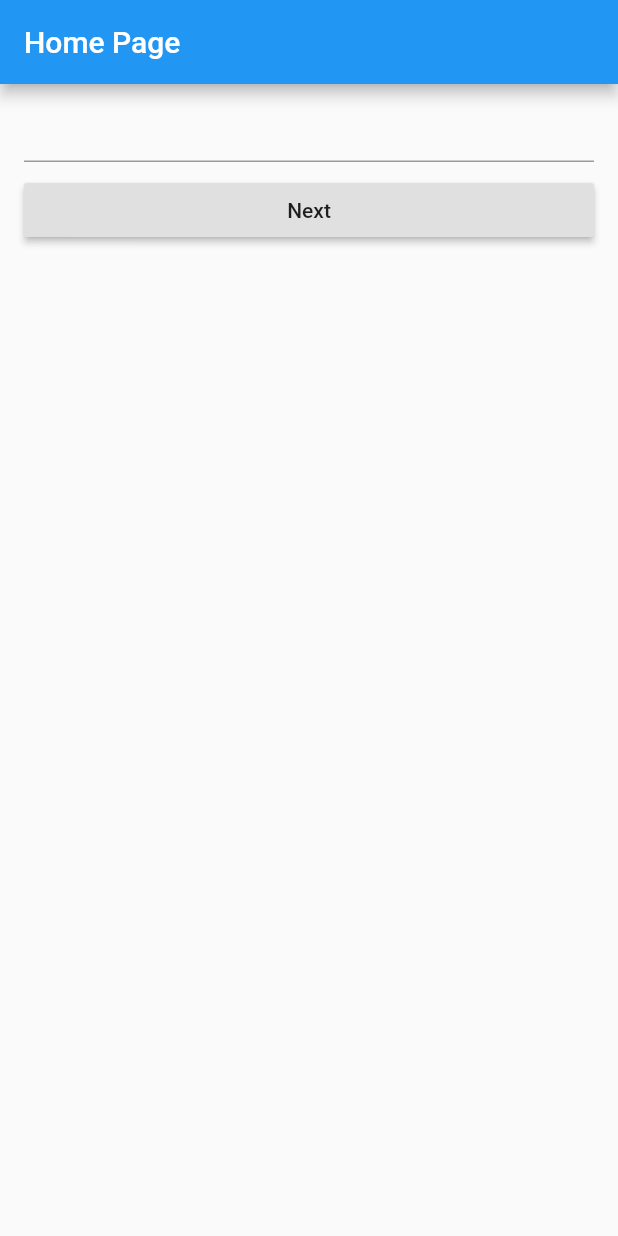
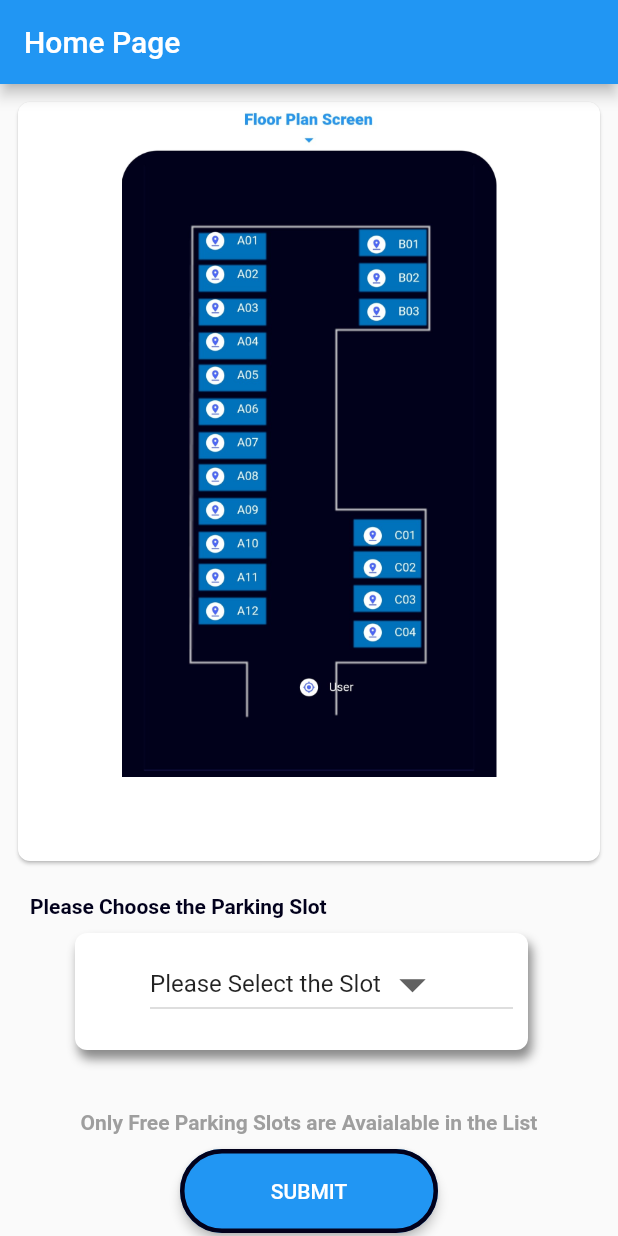
Before and after one commit to sachiantany/Pay-As-You-Park, a Flutter app: the screen it shows after launch, on a phone screen of 412 x 824 dp. Run offline on Flutter 3.47's test engine with Material 2 defaults, Android fonts, the phone set to English and light mode, and no system bars; our stand-ins replace dio, fluttertoast.

Commit message:
Value Passing to States Added

```diff
--- /dev/null
+++ b/lib/core/models/getLocationModel.dart
@@ -0,0 +1,44 @@
+// To parse this JSON data, do
+//
+//     final getLocationModel = getLocationModelFromJson(jsonString);
+
+import 'dart:convert';
+
+GetLocationModel getLocationModelFromJson(String str) =>
+    GetLocationModel.fromJson(json.decode(str));
+
+String getLocationModelToJson(GetLocationModel data) =>
+    json.encode(data.toJson());
+
+class GetLocationModel {
+  GetLocationModel({
+    this.id,
+    this.user,
+    this.distanceX,
+    this.distanceY,
+    this.v,
+  });
+
+  String id;
+  String user;
+  String distanceX;
+  String distanceY;
+  int v;
+
+  factory GetLocationModel.fromJson(Map<String, dynamic> json) =>
+      GetLocationModel(
+        id: json["_id"],
+        user: json["user"],
+        distanceX: json["distanceX"],
+        distanceY: json["distanceY"],
+        v: json["__v"],
+      );
+
+  Map<String, dynamic> toJson() => {
+        "_id": id,
+        "user": user,
+        "distanceX": distanceX,
+        "distanceY": distanceY,
+        "__v": v,
+      };
+}
--- /dev/null
+++ b/lib/core/models/getSlotsModel.dart
@@ -0,0 +1,58 @@
+// To parse this JSON data, do
+//
+//     final getSlotsModel = getSlotsModelFromJson(jsonString);
+
+import 'dart:convert';
+
+GetSlotsModel getSlotsModelFromJson(String str) =>
+    GetSlotsModel.fromJson(json.decode(str));
+
+String getSlotsModelToJson(GetSlotsModel data) => json.encode(data.toJson());
+
+class GetSlotsModel {
+  GetSlotsModel({
+    this.pid,
+    this.name,
+    this.occupancy,
+    this.slots,
+  });
+
+  String pid;
+  String name;
+  String occupancy;
+  Slots slots;
+
+  factory GetSlotsModel.fromJson(Map<String, dynamic> json) => GetSlotsModel(
+        pid: json["PID"],
+        name: json["Name"],
+        occupancy: json["Occupancy"],
+        slots: Slots.fromJson(json["Slots"]),
+      );
+
+  Map<String, dynamic> toJson() => {
+        "PID": pid,
+        "Name": name,
+        "Occupancy": occupancy,
+        "Slots": slots.toJson(),
+      };
+}
+
+class Slots {
+  Slots({
+    this.sid,
+    this.availability,
+  });
+
+  String sid;
+  bool availability;
+
+  factory Slots.fromJson(Map<String, dynamic> json) => Slots(
+        sid: json["sid"],
+        availability: json["availability"],
+      );
+
+  Map<String, dynamic> toJson() => {
+        "sid": sid,
+        "availability": availability,
+      };
+}
--- a/lib/main.dart
+++ b/lib/main.dart
@@ -1,7 +1,9 @@
+import 'package:custom_zoomable_floorplan/core/models/getLocationModel.dart';
 import 'package:custom_zoomable_floorplan/core/viewmodels/floorplan_model.dart';
 import 'package:custom_zoomable_floorplan/service/getLocation_service.dart';
 import 'package:flutter/material.dart';
 import 'package:provider/provider.dart';
+import 'package:fluttertoast/fluttertoast.dart';
 import 'view/screens/floorplan_screen.dart';
 
 void main() => runApp(new MyApp());
@@ -26,6 +28,32 @@ class MyHomePage extends StatefulWidget {
 
 class _MyHomePageState extends State<MyHomePage> {
   var _textController = new TextEditingController();
+  String _value = null;
+
+  onClickSendVariables() {
+    String valStr = _value;
+    if (_value != null) {
+      var route = new MaterialPageRoute(
+        builder: (BuildContext context) =>
+            new NextPage(value: _value.toString()),
+      );
+      Navigator.of(context).push(route);
+    } else {
+      // Fluttertoast.showToast(
+      //     msg: "This is Center Short Toast",
+      //     toastLength: Toast.LENGTH_SHORT,
+      //     gravity: ToastGravity.CENTER,
+      //     timeInSecForIosWeb: 1,
+      //     backgroundColor: Colors.red,
+      //     textColor: Colors.white,
+      //     fontSize: 16.0);
+    }
+
+    // Navigator.push(
+    //     context,
+    //     new MaterialPageRoute(
+    //         builder: (BuildContext context) => new FloorPlanScreen()));
+  }
 
   @override
   Widget build(BuildContext context) {
@@ -35,23 +63,101 @@ class _MyHomePageState extends State<MyHomePage> {
       ),
       body: new ListView(
         children: <Widget>[
-          new ListTile(
-            title: new TextField(
-              controller: _textController,
+          new Container(
+            margin: EdgeInsets.all(8.0),
+            child: Card(
+              shape: RoundedRectangleBorder(
+                  borderRadius: BorderRadius.all(Radius.circular(8.0))),
+              child: InkWell(
+                child: Column(
+                  children: <Widget>[
+                    ClipRRect(
+                      borderRadius: BorderRadius.only(
+                        topLeft: Radius.circular(8.0),
+                        topRight: Radius.circular(8.0),
+                      ),
+                      child: Image.asset('assets/images/floorPlanInitial.jpg',
+                          width: 250, height: 450, fit: BoxFit.fill),
+                    ),
+                    ListTile(title: Text('')),
+                  ],
+                ),
+              ),
             ),
           ),
-          new ListTile(
-            title: new RaisedButton(
-              child: new Text("Next"),
-              onPressed: () {
-                var route = new MaterialPageRoute(
-                  builder: (BuildContext context) =>
-                      new NextPage(value: _textController.text),
-                );
-                Navigator.of(context).push(route);
-              },
+          new Padding(
+              padding: const EdgeInsets.fromLTRB(20, 10, 0, 0),
+              child: Text(
+                'Please Choose the Parking Slot',
+                style: TextStyle(
+                    color: Color(0xff02011c), fontWeight: FontWeight.bold),
+                textAlign: TextAlign.left,
+              )),
+          new Container(
+            margin: EdgeInsets.fromLTRB(50, 10, 60, 20),
+            padding: const EdgeInsets.fromLTRB(50, 10, 10, 20),
+            decoration: BoxDecoration(
+              boxShadow: [
+                BoxShadow(
+                  color: Colors.black45,
+                  offset: Offset(2.5, 5.5),
+                  blurRadius: 5.0,
+                )
+              ],
+              borderRadius: BorderRadius.circular(8),
+              color: Colors.white,
+            ),
+            child: DropdownButton(
+                value: _value,
+                icon: Icon(Icons.arrow_drop_down),
+                iconSize: 42,
+                items: [
+                  DropdownMenuItem(
+                    child: Text("Please Select the Slot"),
+                    value: null,
+                  ),
+                  DropdownMenuItem(
+                    child: Text("A01"),
+                    value: "A01",
+                  ),
+                  DropdownMenuItem(
+                    child: Text("A04"),
+                    value: "A04",
+                  )
+                ],
+                onChanged: (String value) {
+                  setState(() {
+                    _value = value;
+                  });
+                }),
+          ),
+          new Container(
+            padding: const EdgeInsets.fromLTRB(0, 20, 0, 0),
+            child: Text(
+              'Only Free Parking Slots are Avaialable in the List',
+              style: TextStyle(color: Colors.grey, fontWeight: FontWeight.bold),
+              textAlign: TextAlign.center,
             ),
           ),
+          new Container(
+              margin:
+                  const EdgeInsets.only(top: 10.0, left: 120.0, right: 120.0),
+              child: SizedBox(
+                child: ElevatedButton(
+                    child: Text("Submit".toUpperCase(),
+                        style: TextStyle(fontSize: 14)),
+                    style: ElevatedButton.styleFrom(
+                        primary: Colors.blue, //background color of button
+                        side: BorderSide(width: 3, color: Color(0xff02011c)),
+                        elevation: 3,
+                        shape: RoundedRectangleBorder(
+                            //to set border radius to button
+                            borderRadius: BorderRadius.circular(30)),
+                        padding: EdgeInsets.all(20)),
+                    onPressed: () {
+                      onClickSendVariables();
+                    }),
+              ))
         ],
       ),
     );
@@ -64,12 +170,17 @@ class NextPage extends StatefulWidget {
   NextPage({Key key, this.value}) : super(key: key);
 
   @override
-  _NextPageState createState() => new _NextPageState();
+  _NextPageState createState() => new _NextPageState(value);
 }
 
 class _NextPageState extends State<NextPage> {
+  _NextPageState(this.value);
+  String value;
   @override
   Widget build(BuildContext context) {
+    Future<GetLocationModel> _locationsModel;
+    _locationsModel = Service().getIndoorLocationDetails();
+    print(_locationsModel);
     return MultiProvider(
       providers: [
         ChangeNotifierProvider<FloorPlanModel>(
@@ -77,37 +188,8 @@ class _NextPageState extends State<NextPage> {
       ],
       child: MaterialApp(
         debugShowCheckedModeBanner: false,
-        home: FloorPlanScreen(),
+        home: FloorPlanScreen(value),
       ),
     );
   }
 }
-
-// class _NextPageState extends State<NextPage> {
-//   @override
-//   Widget build(BuildContext context) {
-//     return new Scaffold(
-//       appBar: new AppBar(
-//         title: new Text("Next Page"),
-//       ),
-//       body: new Text("${widget.value}"),
-//     );
-//   }
-// }
-
-// class nextPage extends StatelessWidget {
-//   @override
-//   Widget build(BuildContext context) {
-//     //print(Service().getIndoorLocation());
-    // return MultiProvider(
-    //   providers: [
-    //     ChangeNotifierProvider<FloorPlanModel>(
-    //         create: (context) => FloorPlanModel()),
-    //   ],
-    //   child: MaterialApp(
-    //     debugShowCheckedModeBanner: false,
-    //     home: FloorPlanScreen(),
-    //   ),
-    // );
-//   }
-// }
--- a/lib/service/getLocation_service.dart
+++ b/lib/service/getLocation_service.dart
@@ -1,6 +1,7 @@
 import 'dart:convert';
-import 'dart:ffi';
 
+import 'package:custom_zoomable_floorplan/core/models/getLocationModel.dart';
+import 'package:http/http.dart' as http;
 import 'package:dio/dio.dart';
 
 class Service {
@@ -24,4 +25,23 @@ class Service {
     }
     return null;
   }
+
+  Future<GetLocationModel> getIndoorLocationDetails() async {
+    String url = 'https://pay-as-you-park-mobile-server.herokuapp.com/indoor';
+    Response response;
+    var locationModel = null;
+
+    try {
+      response = await dio.get(url);
+
+      if (response.statusCode == 200) {
+        var jsonString = response.data;
+        var jsonMap = jsonDecode(jsonString);
+        locationModel = GetLocationModel.fromJson(jsonMap);
+      }
+    } catch (Exception) {
+      return locationModel;
+    }
+    return locationModel;
+  }
 }
--- a/lib/view/screens/floorplan_screen.dart
+++ b/lib/view/screens/floorplan_screen.dart
@@ -10,10 +10,14 @@ import 'package:flutter/material.dart';
 import 'package:provider/provider.dart';
 
 class FloorPlanScreen extends StatelessWidget {
+  const FloorPlanScreen(this.value);
+  final String value;
+
   @override
   Widget build(BuildContext context) {
     final model = Provider.of<FloorPlanModel>(context);
-    var slot = "A01";
+    String slot = value;
+    //var slot = "A00";
     if (slot == "A00") {
       return Scaffold(
         backgroundColor: Colors.white,
--- a/lib/view/shared/global.dart
+++ b/lib/view/shared/global.dart
@@ -10,84 +10,84 @@ abstract class Global {
     {
       'location': 'Kitchen',
       'name': 'A01',
-      'status': true,
+      'status': false,
       'position': [-0.125, -0.310],
       'tile': 1,
     },
     {
       'location': 'Kitchen',
       'name': 'A02',
-      'status': false,
+      'status': true,
       'position': [-0.125, -0.264],
       'tile': 1,
     },
     {
       'location': 'Kitchen',
       'name': 'A03',
-      'status': false,
+      'status': true,
       'position': [-0.125, -0.218],
       'tile': 1,
     },
     {
       'location': 'Kitchen',
       'name': 'A04',
-      'status': true,
+      'status': false,
       'position': [-0.125, -0.172],
       'tile': 1,
     },
     {
       'location': 'Kitchen',
       'name': 'A05',
-      'status': false,
+      'status': true,
       'position': [-0.125, -0.126],
       'tile': 1,
     },
     {
       'location': 'Kitchen',
       'name': 'A06',
-      'status': false,
+      'status': true,
       'position': [-0.125, -0.080],
       'tile': 1,
     },
     {
       'location': 'Kitchen',
       'name': 'A07',
-      'status': false,
+      'status': true,
       'position': [-0.125, -0.034],
       'tile': 1,
     },
     {
       'location': 'Kitchen',
       'name': 'A08',
-      'status': false,
+      'status': true,
       'position': [-0.125, 0.012],
       'tile': 1,
     },
     {
       'location': 'Kitchen',
       'name': 'A09',
-      'status': false,
+      'status': true,
       'position': [-0.125, 0.058],
       'tile': 1,
     },
     {
       'location': 'Kitchen',
       'name': 'A10',
-      'status': false,
+      'status': true,
       'position': [-0.125, 0.104],
       'tile': 1,
     },
     {
       'location': 'Kitchen',
       'name': 'A11',
-      'status': false,
+      'status': true,
       'position': [-0.125, 0.150],
       'tile': 1,
     },
     {
       'location': 'Kitchen',
       'name': 'A12',
-      'status': false,
+      'status': true,
       'position': [-0.125, 0.196],
       'tile': 1,
     },
@@ -96,21 +96,21 @@ abstract class Global {
     {
       'location': 'Kitchen',
       'name': 'B01',
-      'status': false,
+      'status': true,
       'position': [0.09, -0.305],
       'tile': 1,
     },
     {
       'location': 'Kitchen',
       'name': 'B02',
-      'status': false,
+      'status': true,
       'position': [0.09, -0.259],
       'tile': 1,
     },
     {
       'location': 'Kitchen',
       'name': 'B03',
-      'status': false,
+      'status': true,
       'position': [0.09, -0.213],
       'tile': 1,
     },
@@ -119,28 +119,28 @@ abstract class Global {
     {
       'location': 'Kitchen',
       'name': 'C01',
-      'status': false,
+      'status': true,
       'position': [0.085, 0.093],
       'tile': 1,
     },
     {
       'location': 'Kitchen',
       'name': 'C02',
-      'status': false,
+      'status': true,
       'position': [0.085, 0.137],
       'tile': 1,
     },
     {
       'location': 'Kitchen',
       'name': 'C03',
-      'status': false,
+      'status': true,
       'position': [0.085, 0.181],
       'tile': 1,
     },
     {
       'location': 'Kitchen',
       'name': 'C04',
-      'status': false,
+      'status': true,
       'position': [0.085, 0.225],
       'tile': 1,
     }
--- a/lib/view/shared/global_location.dart
+++ b/lib/view/shared/global_location.dart
@@ -7,9 +7,9 @@ import 'package:custom_zoomable_floorplan/service/getLocation_service.dart';
 
 abstract class GlobalLocation {
   // static String distanceX = Service().getIndoorLocation();
-  var distanceOfX = [];
-  var distanceOfY = [];
-  static Future<dynamic> responseList = Service().getIndoorLocation();
+  // var distanceOfX = [];
+  // var distanceOfY = [];
+  // static Future<dynamic> responseList = Service().getIndoorLocation();
 
   // List<dynamic> setUserLocation(){
   //   for(var i = 0; i < responseList.toString().length; i++){
@@ -21,6 +21,8 @@ abstract class GlobalLocation {
 
   // final distanceY = response.then((value) => value[0]["distanceY"]);
 
+  var response = Service().getIndoorLocationDetails();
+  print(response);
   static const List<double> userLocationX = [0.0];
   static const List<double> userLocationY = [
     0.3,
@@ -41,7 +43,7 @@ abstract class GlobalLocation {
     for (var i = 0; i < userLocationX.length; i++)
       {
         'nameLocation': 'User',
-        'positionLocation': [userLocationX[0], userLocationY[i]],
+        'positionLocation': [userLocationX[0], userLocationY[0]],
         'tileLocation': 1
       }
   ];
--- a/lib/view/widgets/floorplan_gridview/gridview_widget.dart
+++ b/lib/view/widgets/floorplan_gridview/gridview_widget.dart
@@ -50,8 +50,8 @@ class GridViewWidget extends StatelessWidget {
                       children: <Widget>[
                         CircleAvatar(
                           backgroundColor: tileSlots[idx].status
-                              ? Colors.greenAccent
-                              : Colors.white,
+                              ? Colors.white
+                              : Colors.greenAccent,
                           radius: 5.0,
                           child: Center(
                             child: Icon(
--- a/lib/view/widgets/floorplan_gridview/gridview_widget_A01.dart
+++ b/lib/view/widgets/floorplan_gridview/gridview_widget_A01.dart
@@ -50,8 +50,8 @@ class GridViewWidgetA01 extends StatelessWidget {
                       children: <Widget>[
                         CircleAvatar(
                           backgroundColor: tileSlots[idx].status
-                              ? Colors.greenAccent
-                              : Colors.white,
+                              ? Colors.white
+                              : Colors.greenAccent,
                           radius: 5.0,
                           child: Center(
                             child: Icon(
--- a/lib/view/widgets/floorplan_gridview/gridview_widget_A04.dart
+++ b/lib/view/widgets/floorplan_gridview/gridview_widget_A04.dart
@@ -50,8 +50,8 @@ class GridViewWidgetA04 extends StatelessWidget {
                       children: <Widget>[
                         CircleAvatar(
                           backgroundColor: tileSlots[idx].status
-                              ? Colors.greenAccent
-                              : Colors.white,
+                              ? Colors.white
+                              : Colors.greenAccent,
                           radius: 5.0,
                           child: Center(
                             child: Icon(
--- a/pubspec.yaml
+++ b/pubspec.yaml
@@ -17,6 +17,9 @@ dependencies:
 
   cupertino_icons: ^0.1.3
   provider: ^4.3.1
+  http: ^0.13.3
+  fluttertoast: ^8.0.8
+
 
 dev_dependencies:
   flutter_test:
```
Also changed, not shown: assets/images/floorPlanInitial.jpg (added), pubspec.lock.
